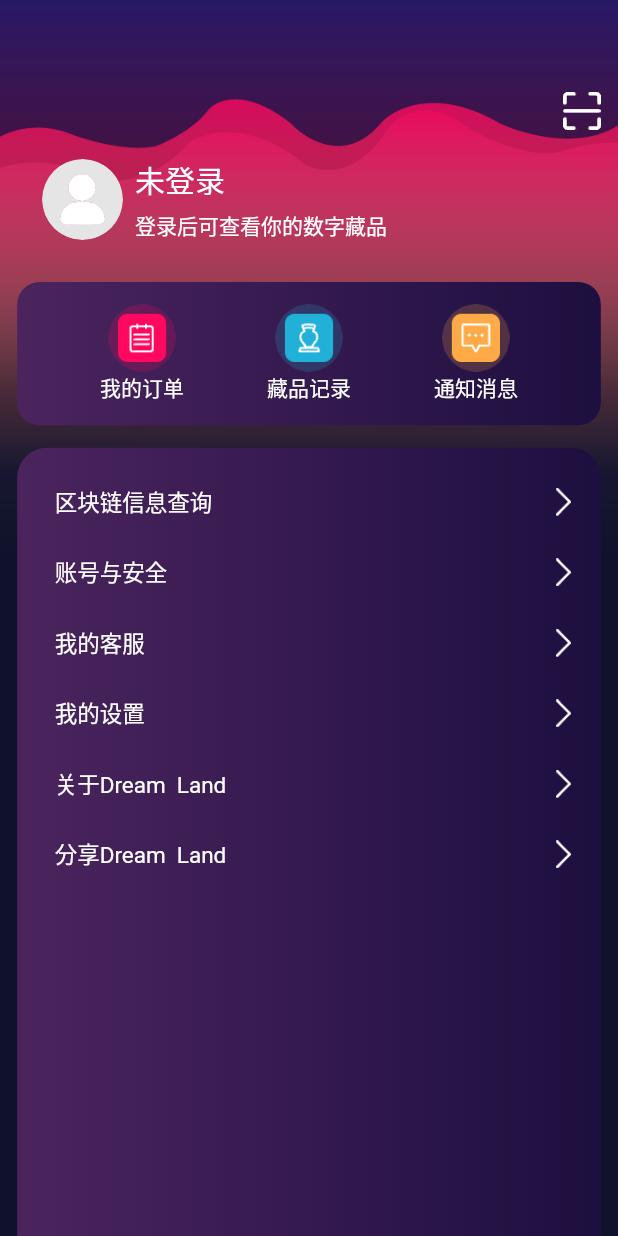
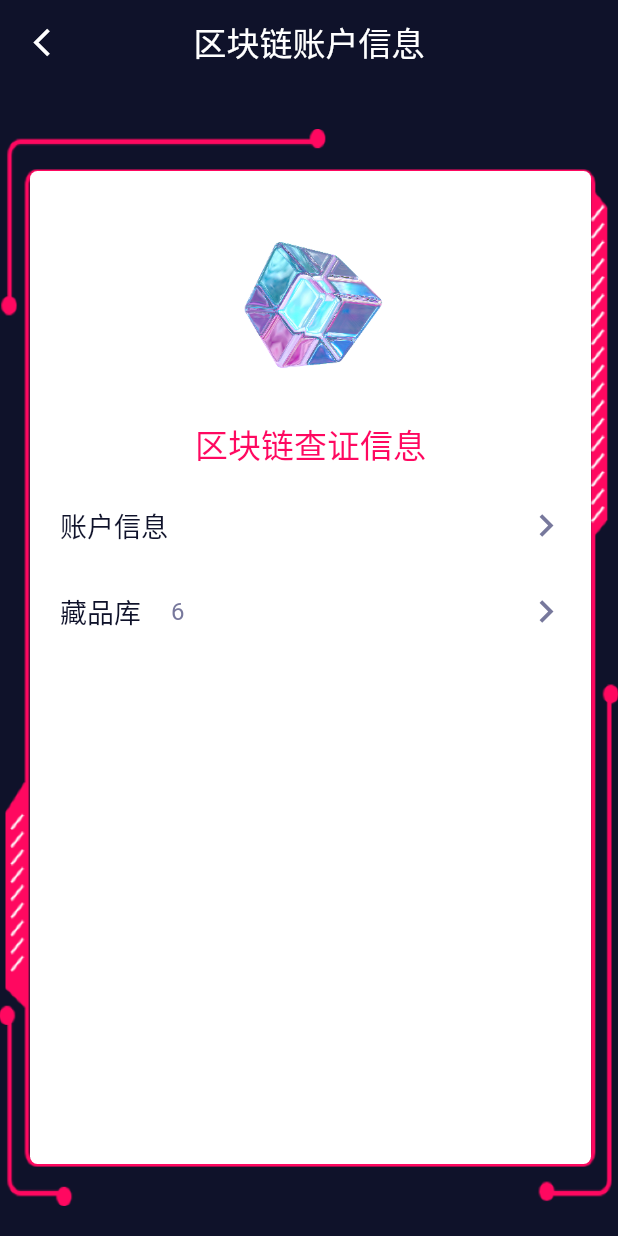
Before and after one commit to RinHB/deramland, a Flutter app: the PersonalHomePage widget shown alone on an empty page, opened directly, after a tap on "账号与安全", on a phone screen of 412 x 824 dp. Run offline on Flutter 3.47's test engine with Material 2 defaults, Android fonts, the light colour scheme and no system bars; our stand-ins replace flutter_screenutil, pin_code_fields, shared_preferences; missing offline and left inert: proste_indexed_stack; accounts and stored records are empty; Roboto replaces fonts that are missing (PingFang SC).

Commit message:
发现有趣商品  提交于2022-07-06 调整内容：页面开发

```diff
--- a/lib/tool/Routers.dart
+++ b/lib/tool/Routers.dart
@@ -1,4 +1,5 @@
 import 'package:flutter/material.dart';
+import 'package:flutter_deramland/view/PersonalHomePage_View/my_mean_page/blockchain_account_information_page.dart';
 
 import '../view/PersonalHomePage_View/CollectionDetailsPage.dart';
 import '../view/PersonalHomePage_View/CollectionRecordPage.dart';
@@ -7,6 +8,7 @@ import '../view/PersonalHomePage_View/OrderDetailsPage.dart';
 import '../view/PersonalHomePage_View/PersonalInformationPage.dart';
 import '../view/PersonalHomePage_View/QrCodePage.dart';
 import '../view/PersonalHomePage_View/SwitchThemePage.dart';
+import '../view/PersonalHomePage_View/my_mean_page/blockchain_account/blockchain_account_information_view.dart';
 import '../view/PersonalHomePage_View/my_mean_page/blockchain_select_page.dart';
 import '../view/staring_view/VerificationCodeLogin.dart';
 import '../view/staring_view/emailLogin.dart';
@@ -29,6 +31,8 @@ class Routers{
     '/CollectionRecordPage':(context,{Object? args}) =>const CollectionRecordPage(),
     '/CollectionDetailsPage':(context,{Object? args}) =>const CollectionDetailsPage(),
     '/BlockChainSelectPage':(context,{Object? args}) =>const BlockChainSelectPage(),
+    '/BlockchainAccountInformationPage':(context,{Object? args}) =>const BlockchainAccountInformationPage(),
+    '/BlockChainAccountInformationView':(context,{Object? args}) =>const BlockChainAccountInformationView(),
   };
 
   //监听route，类似于拦截器原理
--- /dev/null
+++ b/lib/utils/common_button.dart
@@ -0,0 +1,77 @@
+import 'package:flutter/material.dart';
+
+class CommonButton{
+  static Widget commonButtonOne(String? title,{required Function onTap}){
+    return GestureDetector(
+      behavior: HitTestBehavior.translucent,
+      onTap: (){
+        onTap();
+      },
+      child: Container(
+        alignment: Alignment.center,
+        margin: const EdgeInsets.only(top: 20),
+        child: Row(
+          mainAxisAlignment: MainAxisAlignment.spaceBetween,
+          children: [
+            Text(title!,style: const TextStyle(
+              color: Color(0xFF0F122A),
+              fontSize: 18.0,
+              fontFamily: "PingFang SC",
+              fontWeight: FontWeight.w400,
+            ),),
+            const Icon(Icons.keyboard_arrow_right_sharp,color: Color(0xFF77789C),size: 30,)
+          ],
+        ),
+      ),
+    );
+  }
+  static Widget commonButtonTow(String? title,{int? number=-1,required Function onTap,bool? showInfo=false}){
+    return GestureDetector(
+      behavior: HitTestBehavior.translucent,
+      onTap: (){
+        onTap();
+      },
+      child: Container(
+          alignment: Alignment.center,
+          margin: const EdgeInsets.only(top: 20),
+          child: Row(
+            mainAxisAlignment: MainAxisAlignment.spaceBetween,
+            children: [
+              Row(
+                crossAxisAlignment: CrossAxisAlignment.center,
+                children: [
+                  Container(
+                    padding: const EdgeInsets.all(5),
+                    margin: const EdgeInsets.only(right: 10),
+                    child: Text(title!,
+                      textAlign: TextAlign.center,
+                      style: const TextStyle(
+                      color: Color(0xFF0F122A),
+                      fontSize: 18.0,
+                      fontFamily: "PingFang SC",
+                      fontWeight: FontWeight.w400,
+                    ),),
+                  ),
+                  if(number!=-1)Container(
+                    padding: const EdgeInsets.all(5),
+                    child: Text(number.toString(),
+                      textAlign: TextAlign.center,
+                      style: const TextStyle(
+                      color: Color(0xFF77789C),
+                      fontSize: 16.0,
+                      fontFamily: "PingFang SC",
+                      fontWeight: FontWeight.w400,
+                    ),),
+                  ),
+                ],
+              ),
+                Container(
+                  alignment: Alignment.center,
+                    child:  Icon(showInfo!?Icons.expand_more_outlined:Icons.keyboard_arrow_right_sharp,color: const Color(0xFF77789C),size: 30,),
+                ),
+            ],
+          ),
+      ),
+    );
+  }
+}
--- /dev/null
+++ b/lib/utils/common_tips.dart
@@ -0,0 +1,21 @@
+import 'package:flutter/material.dart';
+import 'package:flutter_deramland/utils/image_config/image_util.dart';
+
+class CommonTips{
+  static Widget commonTipsOne({required String title,required String imageName}){
+    return Container(
+      alignment: Alignment.center,
+      child: Column(
+        children: [
+          ImageUtil.getAssetsWidgetLogBySize(imageName,150.0,150.0,boxFit:BoxFit.cover),
+          Text(title,style: const TextStyle(
+            color: Color(0xFFFF0860),
+            fontFamily: "PingFang SC",
+            fontSize: 22,
+            fontWeight: FontWeight.w400,
+          ),),
+        ],
+      ),
+    );
+  }
+}
--- a/lib/utils/image_config/image_util.dart
+++ b/lib/utils/image_config/image_util.dart
@@ -20,4 +20,25 @@ class ImageUtil{
     return Image.asset(ImageUtil.getAssets(str),width: size,height: size,color: color,fit: fit,);
   }
 
+  static String getAssets2(str){
+    return 'assets/images/ParesonalHome/$str.png';
+  }
+  //返回icon
+  static Widget getAssetsWidget2(str){
+    return Image.asset(getAssets2(str));
+  }
+
+  static String getAssetsLog(str){
+    return 'assets/images/log/$str.png';
+  }
+  //返回icon
+  static Widget getAssetsWidgetLog(str){
+    return Image.asset(getAssetsLog(str));
+  }
+
+  static Widget getAssetsWidgetLogBySize(str,double? width,height,{BoxFit? boxFit}){
+    return Image.asset(getAssetsLog(str),width: width,height: height,fit: boxFit,);
+  }
+
+
 }
--- a/lib/view/PersonalHomePage_View/PersonalHomePage.dart
+++ b/lib/view/PersonalHomePage_View/PersonalHomePage.dart
@@ -111,7 +111,7 @@ class _PersonalHomePageState extends State<PersonalHomePage> {
                       personalHomePageButton(
                           '账号与安全',
                               (){
-
+                            Navigator.pushNamed(context, "/BlockChainAccountInformationView");
                           }
                       ),
                       const SizedBox(height: 25),
--- a/lib/view/PersonalHomePage_View/PersonalInformationPage.dart
+++ b/lib/view/PersonalHomePage_View/PersonalInformationPage.dart
@@ -10,6 +10,7 @@ class PersonalInformationPage extends StatefulWidget {
 }
 
 class _PersonalInformationPageState extends State<PersonalInformationPage> {
+
   @override
   Widget build(BuildContext context) {
     return Scaffold(
--- /dev/null
+++ b/lib/view/PersonalHomePage_View/my_mean_page/blockchain_account/blockchain_account_information_view.dart
@@ -0,0 +1,75 @@
+import 'package:flutter/material.dart';
+import 'package:flutter_screenutil/flutter_screenutil.dart';
+
+import '../../../../tool/appbar.dart';
+import '../../../../utils/common_button.dart';
+import '../../../../utils/common_tips.dart';
+import '../../../../widgets/text_content_widget.dart';
+
+class BlockChainAccountInformationView extends StatefulWidget {
+  const BlockChainAccountInformationView({Key? key}) : super(key: key);
+
+  @override
+  State<BlockChainAccountInformationView> createState() => _BlockChainAccountInformationViewState();
+}
+
+class _BlockChainAccountInformationViewState extends State<BlockChainAccountInformationView> {
+
+  bool? showAccountInfo;
+  bool? showProductInfo;
+  @override
+  void initState() {
+    // TODO: implement initState
+     showAccountInfo=false;
+     showProductInfo=false;
+  }
+  @override
+  Widget build(BuildContext context) {
+    return Scaffold(
+      backgroundColor: const Color(0xFF0F122A),
+      appBar: AppBarConfig.getAppBar("区块链账户信息", context,color: const Color(0xFF0F122A)),
+      body: Container(
+        width: (MediaQuery.of(context).size.width-20).w,
+        padding: const EdgeInsets.only(left: 20.0,right: 18.0,top: 28,bottom: 28),
+        margin: const EdgeInsets.only(top: 30.0,bottom: 20),
+        decoration: const BoxDecoration(
+          image: DecorationImage(
+            image: AssetImage("assets/images/n_ice_image_source/background.png"),
+            fit: BoxFit.fill,
+          ),
+        ),
+        child: Container(
+          padding: const EdgeInsets.all(15),
+          decoration: const BoxDecoration(
+            color: Colors.white,
+            borderRadius: BorderRadius.all(Radius.circular(5)),
+          ),
+          child: ListView(
+            children: <Widget>[
+              CommonTips.commonTipsOne(title: "区块链查证信息", imageName: "3d图"),
+              CommonButton.commonButtonTow("账户信息",showInfo: showAccountInfo, onTap: (){
+                setState((){
+                  showAccountInfo=!showAccountInfo!;
+                });
+              }),
+              if(showAccountInfo!)TextContentWidget.getTextContentWidget(child:Column(children: [
+                TextContentWidget.getTipsWidget("区块链地址"),
+                TextContentWidget.getContentWidget(),
+                TextContentWidget.getTipsWidget("注册时间"),
+                TextContentWidget.getTimeWidget("2022-07-06 15:30:00")
+              ],),),
+              CommonButton.commonButtonTow("藏品库",number: 6,showInfo: showProductInfo, onTap: (){
+                setState((){
+                  showProductInfo=!showProductInfo!;
+                });
+              }),
+              if(showProductInfo!)TextContentWidget.getTextContentWidget(
+                  child: TextContentWidget.getTipsMessage(message: "暂无内容"),
+              ),
+            ],
+          ),
+        ),
+      ),
+    );
+  }
+}
```
Also changed, not shown: lib/view/PersonalHomePage_View/my_mean_page/blockchain_account_information_page.dart (+31 -5 lines), lib/view/PersonalHomePage_View/my_mean_page/blockchain_select_page.dart (+6 -4 lines), lib/widgets/text_content_widget.dart (added, +66 -0 lines).
